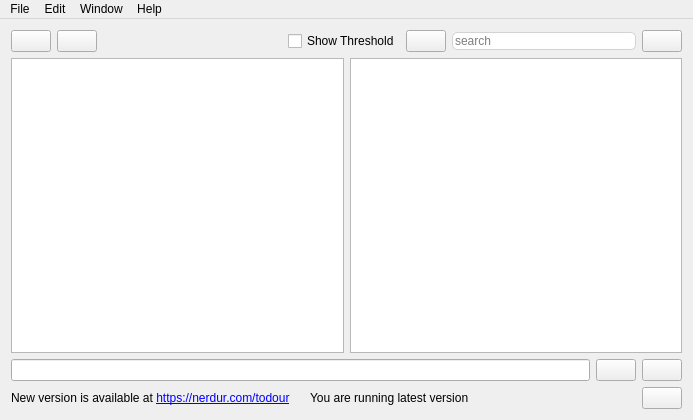
SverrirValgeirsson/Todour, file mainwindow.ui: the form before one commit.
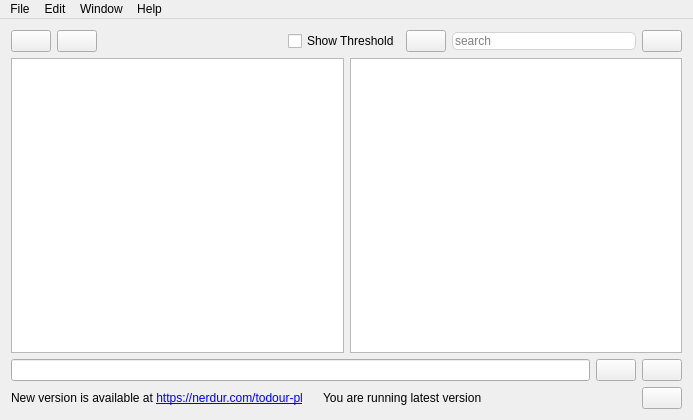
The form after the commit.

Patch:
```diff
--- a/mainwindow.ui
+++ b/mainwindow.ui
@@ -211,7 +211,7 @@
        <item>
         <widget class="QLabel" name="lbl_newVersion">
          <property name="text">
-          <string>&lt;html&gt;&lt;head/&gt;&lt;body&gt;&lt;p&gt;New version is available at &lt;a href=&quot;http://nerdur.com/todour&quot;&gt;&lt;span style=&quot; text-decoration: underline; color:#0000ff;&quot;&gt;https://nerdur.com/todour&lt;/span&gt;&lt;/a&gt;&lt;/p&gt;&lt;/body&gt;&lt;/html&gt;</string>
+          <string>&lt;html&gt;&lt;head/&gt;&lt;body&gt;&lt;p&gt;New version is available at &lt;a href=&quot;http://nerdur.com/todour-pl&quot;&gt;&lt;span style=&quot; text-decoration: underline; color:#0000ff;&quot;&gt;https://nerdur.com/todour-pl&lt;/span&gt;&lt;/a&gt;&lt;/p&gt;&lt;/body&gt;&lt;/html&gt;</string>
          </property>
          <property name="textFormat">
           <enum>Qt::RichText</enum>
```
